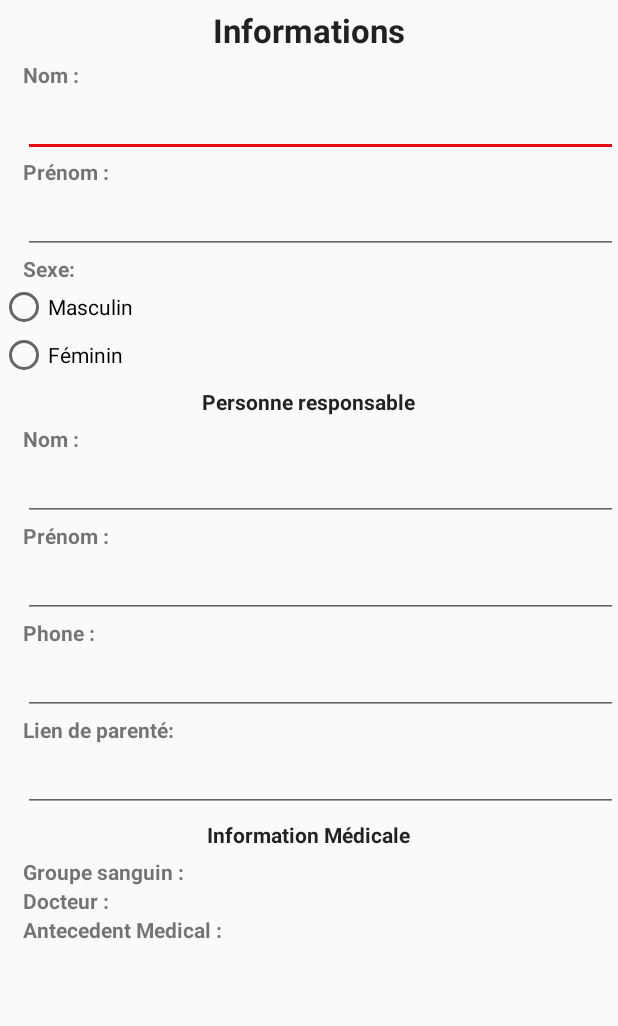
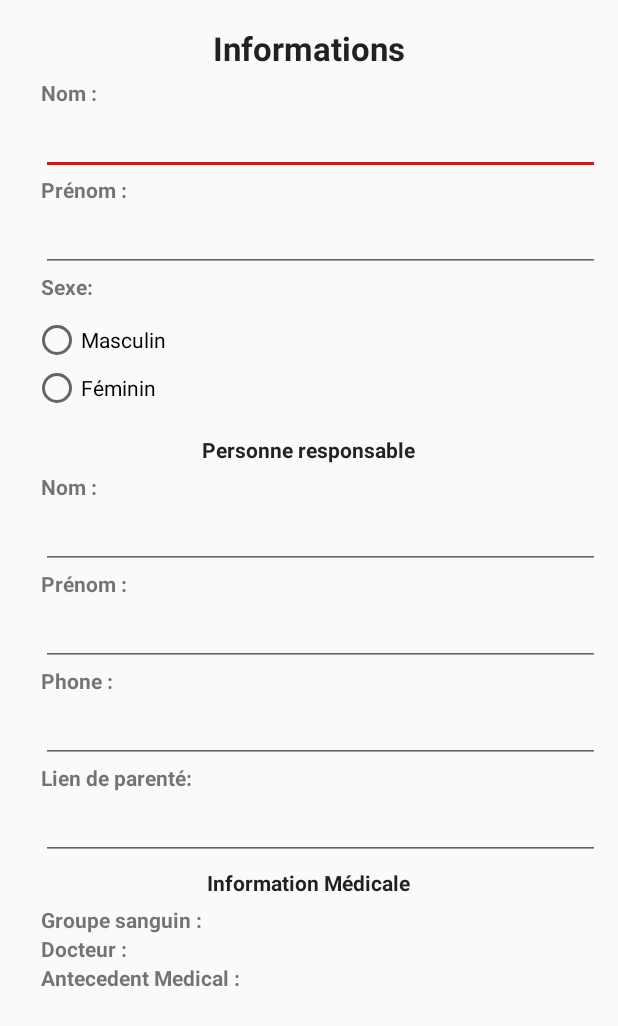
Before and after one commit to dfkossi/sos_app, an Android app: the layout dialog_addinfo_perso.xml on its own in the app's theme, with its tools: preview values and no code run, on a phone screen of 412 x 824 dp. Shown: the top 1026 px of the screen. Run offline under Robolectric (Android 15) with nearby library versions, the phone set to English and light mode, and no system bars.

Commit message:
T
addScrollView

```diff
--- a/app/src/main/java/com/example/jobee/soscall/Add_infoMed.java
+++ b/app/src/main/java/com/example/jobee/soscall/Add_infoMed.java
@@ -22,7 +22,6 @@ public class Add_infoMed extends AppCompatActivity {
         setContentView(R.layout.activity_add_info_med);
         Toolbar toolbar = (Toolbar) findViewById(R.id.toolbar);
         setSupportActionBar(toolbar);
-
 
 
         FloatingActionButton fab = (FloatingActionButton) findViewById(R.id.fabinfomed);
@@ -60,9 +59,7 @@ public class Add_infoMed extends AppCompatActivity {
                     dialog.getWindow().setBackgroundDrawable(new ColorDrawable(Color.TRANSPARENT));
                     dialog.show();
 
-
                 }
-
 
 
         });
--- a/app/src/main/res/layout/activity_advices.xml
+++ b/app/src/main/res/layout/activity_advices.xml
@@ -4,7 +4,6 @@
     xmlns:tools="http://schemas.android.com/tools"
     android:layout_width="match_parent"
     android:layout_height="match_parent">
-
 
     <android.support.v4.view.ViewPager
         android:id="@+id/view_pager"
--- a/app/src/main/res/layout/content_add_info_med.xml
+++ b/app/src/main/res/layout/content_add_info_med.xml
@@ -1,5 +1,5 @@
 <?xml version="1.0" encoding="utf-8"?>
-<android.support.constraint.ConstraintLayout xmlns:android="http://schemas.android.com/apk/res/android"
+<ScrollView xmlns:android="http://schemas.android.com/apk/res/android"
     xmlns:app="http://schemas.android.com/apk/res-auto"
     xmlns:tools="http://schemas.android.com/tools"
     android:layout_width="match_parent"
@@ -17,7 +17,6 @@
         android:alignmentMode="alignMargins"
         android:columnOrderPreserved="true"
         android:padding="2dp"
-
         android:rowOrderPreserved="true"
         app:layout_constraintEnd_toEndOf="parent"
         app:layout_constraintTop_toTopOf="parent"
@@ -277,4 +276,4 @@
 
     </GridLayout>
 
-     </android.support.constraint.ConstraintLayout>
+     </ScrollView>
--- a/app/src/main/res/layout/content_main.xml
+++ b/app/src/main/res/layout/content_main.xml
@@ -41,6 +41,7 @@
          app:layout_constraintTop_toTopOf="parent"
          app:layout_constraintVertical_bias="0.6"
          tools:ignore="MissingConstraints">
+
 
         <!--Colum 1-->
         <android.support.v7.widget.CardView
--- a/app/src/main/res/layout/dialog_addinfo_perso.xml
+++ b/app/src/main/res/layout/dialog_addinfo_perso.xml
@@ -1,19 +1,20 @@
 <?xml version="1.0" encoding="utf-8"?>
 <LinearLayout xmlns:android="http://schemas.android.com/apk/res/android"
-    android:orientation="vertical"
     android:layout_width="match_parent"
     android:layout_height="match_parent"
-    android:isScrollContainer="true">
+    android:isScrollContainer="true"
+    android:orientation="vertical"
+    android:padding="12dp">
 
 
-<!--Informations Personnelles-->
+    <!--Informations Personnelles-->
     <TextView
         android:layout_width="wrap_content"
         android:layout_height="wrap_content"
+        android:layout_gravity="center"
+        android:layout_margin="5dp"
         android:layout_marginLeft="5dp"
         android:text="Informations"
-        android:layout_margin="5dp"
-        android:layout_gravity="center"
         android:textAppearance="@style/Base.TextAppearance.AppCompat.Large"
         android:textStyle="bold" />
 
@@ -21,48 +22,49 @@
     <TextView
         android:layout_width="wrap_content"
         android:layout_height="wrap_content"
+        android:layout_gravity="left"
         android:layout_marginLeft="15dp"
         android:text="Nom : "
-        android:layout_gravity="left"
         android:textStyle="bold" />
 
     <EditText
         android:id="@+id/textNomP"
         android:layout_width="match_parent"
         android:layout_height="wrap_content"
+        android:layout_gravity="left"
         android:layout_marginLeft="15dp"
-        android:inputType="text"
-        android:layout_gravity="left" />
+        android:inputType="text" />
 
-<!--Prenom Personne-->
+    <!--Prenom Personne-->
     <TextView
         android:layout_width="wrap_content"
         android:layout_height="wrap_content"
+        android:layout_gravity="left"
         android:layout_marginLeft="15dp"
         android:text="Prénom : "
-        android:layout_gravity="left"
         android:textStyle="bold" />
 
     <EditText
         android:id="@+id/textprenomP"
         android:layout_width="match_parent"
         android:layout_height="wrap_content"
+        android:layout_gravity="left"
         android:layout_marginLeft="15dp"
-        android:inputType="text"
-        android:layout_gravity="left" />
+        android:inputType="text" />
 
     <!--Sexe Personne-->
     <TextView
         android:layout_width="wrap_content"
         android:layout_height="wrap_content"
+        android:layout_gravity="left"
         android:layout_marginLeft="15dp"
         android:text="Sexe: "
-        android:layout_gravity="left"
         android:textStyle="bold" />
 
     <RadioGroup
         android:layout_width="match_parent"
-        android:layout_height="wrap_content">
+        android:layout_height="wrap_content"
+        android:layout_margin="10dp">
 
         <RadioButton
             android:id="@+id/radioButton"
@@ -79,121 +81,119 @@
             android:text="Féminin" />
     </RadioGroup>
 
-<!--information personne Responsable-->
-
+    <!--information personne Responsable-->
 
     <TextView
         android:layout_width="wrap_content"
         android:layout_height="wrap_content"
+        android:layout_gravity="center"
+        android:layout_margin="5dp"
         android:layout_marginLeft="5dp"
         android:text="Personne responsable"
-        android:layout_margin="5dp"
-        android:layout_gravity="center"
         android:textAppearance="@style/Base.TextAppearance.AppCompat"
         android:textStyle="bold" />
-
 
     <TextView
         android:layout_width="wrap_content"
         android:layout_height="wrap_content"
+        android:layout_gravity="left"
         android:layout_marginLeft="15dp"
         android:text="Nom : "
-        android:layout_gravity="left"
         android:textStyle="bold" />
 
     <EditText
         android:id="@+id/textNomPR"
         android:layout_width="match_parent"
         android:layout_height="wrap_content"
-        android:layout_marginLeft="15dp"
-        android:layout_gravity="left" />
+        android:layout_gravity="left"
+        android:layout_marginLeft="15dp" />
 
     <TextView
         android:layout_width="wrap_content"
         android:layout_height="wrap_content"
+        android:layout_gravity="left"
         android:layout_marginLeft="15dp"
         android:text="Prénom : "
-        android:layout_gravity="left"
         android:textStyle="bold" />
 
     <EditText
         android:id="@+id/textPrenomPR"
         android:layout_width="match_parent"
         android:layout_height="wrap_content"
+        android:layout_gravity="left"
         android:layout_marginLeft="15dp"
-        android:inputType="text"
-        android:layout_gravity="left" />
+        android:inputType="text" />
 
     <TextView
         android:layout_width="wrap_content"
         android:layout_height="wrap_content"
+        android:layout_gravity="left"
         android:layout_marginLeft="15dp"
         android:text="Phone : "
-        android:layout_gravity="left"
         android:textStyle="bold" />
 
     <EditText
         android:id="@+id/textPhonePR"
         android:layout_width="match_parent"
         android:layout_height="wrap_content"
+        android:layout_gravity="left"
         android:layout_marginLeft="15dp"
-        android:inputType="phone"
-        android:layout_gravity="left" />
+        android:inputType="phone" />
 
     <TextView
         android:layout_width="wrap_content"
         android:layout_height="wrap_content"
+        android:layout_gravity="left"
         android:layout_marginLeft="15dp"
         android:text="Lien de parenté: "
-        android:layout_gravity="left"
         android:textStyle="bold" />
 
     <EditText
         android:id="@+id/textLParentePR"
         android:layout_width="match_parent"
         android:layout_height="wrap_content"
+        android:layout_gravity="left"
         android:layout_marginLeft="15dp"
-        android:inputType="phone"
-        android:layout_gravity="left" />
+        android:inputType="phone" />
 
 
-    <!--information personne Responsable-->
+    <!--information personne Medicale-->
     <TextView
         android:layout_width="wrap_content"
         android:layout_height="wrap_content"
+        android:layout_gravity="center"
+        android:layout_margin="5dp"
         android:layout_marginLeft="5dp"
         android:text="Information Médicale"
-        android:layout_margin="5dp"
-        android:layout_gravity="center"
         android:textAppearance="@style/Base.TextAppearance.AppCompat"
         android:textStyle="bold" />
 
     <TextView
         android:layout_width="wrap_content"
         android:layout_height="wrap_content"
+        android:layout_gravity="left"
         android:layout_marginLeft="15dp"
         android:text="Groupe sanguin : "
-        android:layout_gravity="left"
         android:textStyle="bold" />
 
     <TextView
         android:layout_width="wrap_content"
         android:layout_height="wrap_content"
+        android:layout_gravity="left"
         android:layout_marginLeft="15dp"
         android:text="Docteur : "
-        android:layout_gravity="left"
         android:textStyle="bold" />
 
     <TextView
         android:layout_width="wrap_content"
         android:layout_height="wrap_content"
+        android:layout_gravity="left"
         android:layout_marginLeft="15dp"
         android:layout_toRightOf="@id/imageView3"
         android:text="Antecedent Medical : "
-        android:layout_gravity="left"
         android:textStyle="bold" />
 
-
+    -->
 
 
 </LinearLayout>
```
Also changed, not shown: app/src/main/java/com/example/jobee/soscall/Advices.java (+4 -8 lines), app/src/main/java/com/example/jobee/soscall/FotoAlert.java (+9 -8 lines), app/src/main/java/com/example/jobee/soscall/MainActivity.java (+7 -8 lines), app/src/main/res/layout/activity_foto_alert.xml (+3 -22 lines). Lines whose indentation alone changed are shown as unchanged.
